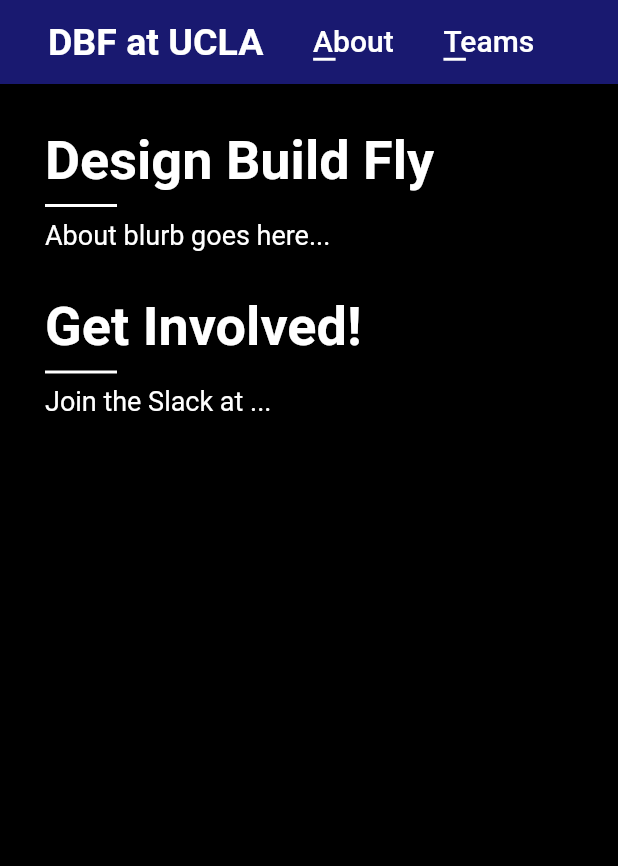
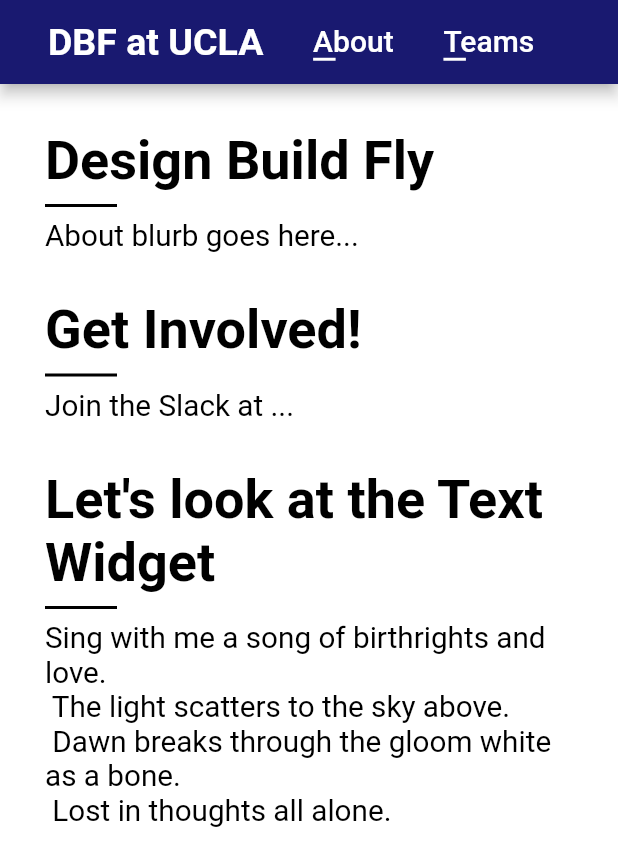
Before and after one commit to DBFatUCLA/DBFatUCLA1, a Flutter app: the DBFAboutPage screen opened by its route, on a phone screen of 412 x 824 dp. Shown: the top 866 px of the screen. Run offline on Flutter 3.47's test engine with Material 2 defaults, Android fonts, the phone set to English and light mode, and no system bars; Roboto replaces fonts that are missing (Montserrat).

Commit message:
Added in SafeText class with a quick patch for Firefox unusual Text loading.

```diff
--- a/lib/DBFAboutPage.dart
+++ b/lib/DBFAboutPage.dart
@@ -4,6 +4,7 @@ import 'package:flutter/cupertino.dart';
 import 'package:flutter/material.dart';
 import 'DBFAppBar.dart';
 import 'separator.dart';
+import 'safetext.dart';
 
 class DBFAboutPage extends StatelessWidget
 {
@@ -16,7 +17,7 @@ class DBFAboutPage extends StatelessWidget
       super(key: key);
 
   static Widget
-  _compose_text(String title, String description, {Color color: Colors.white})
+  _compose_text(String title, String description, {Color color: Colors.black})
   {
     return Container(
       padding: EdgeInsets.fromLTRB(15.0, 15.0, 15.0, 15.0),
@@ -35,14 +36,7 @@ class DBFAboutPage extends StatelessWidget
             color: color,
             length: 48.0
           ),
-          SelectableText(
-            description,
-            style: TextStyle(
-              fontSize: 18,
-              color: color,
-              fontFamily: 'Cambria'
-            )
-          )
+          SafeText(description, fontFamily: SafeText.cambria)
         ],
         crossAxisAlignment: CrossAxisAlignment.start,
       )
@@ -55,12 +49,13 @@ class DBFAboutPage extends StatelessWidget
     return Scaffold(
       appBar: DBFAppBar(title: _title, route: _route),
       body: Container(
-        color: Colors.black,
+        color: Colors.white,
         child: ListView(
           padding: EdgeInsets.fromLTRB(15.0, 15.0, 15.0, 15.0),
           children: <Widget> [
             _compose_text('Design Build Fly', 'About blurb goes here...'),
             _compose_text('Get Involved!', 'Join the Slack at ...'),
+            _compose_text('Let\'s look at the Text Widget', 'Sing with me a song of birthrights and love. \n The light scatters to the sky above. \n Dawn breaks through the gloom white as a bone. \n Lost in thoughts all alone.')
           ]
         )
       )
--- a/lib/main.dart
+++ b/lib/main.dart
@@ -11,9 +11,9 @@ void main() => runApp(DBFWebsite());
 class DBFWebsite extends StatelessWidget
 {
   final website_title = 'DBF at UCLA';
-  static String home_route = '/';
-  static String teams_route = '/teams';
-  static String about_route = '/about';
+  static const String home_route = '/';
+  static const String teams_route = '/teams';
+  static const String about_route = '/about';
 
   @override
   Widget
@@ -139,10 +139,8 @@ class _DBFHomepageContent extends State<DBFHomepageContent>
         Center(
           child: const Text(
             'Welcome to Design Build Fly @ UCLA!',
-            textAlign: TextAlign.center,
             style: const TextStyle(
               fontSize: 50.0,
-              fontFamily: 'bold',
               fontWeight: FontWeight.bold,
               color: Colors.white,
             )
--- /dev/null
+++ b/lib/safetext.dart
@@ -0,0 +1,51 @@
+import 'package:flutter/material.dart';
+
+class SafeText extends StatelessWidget
+{
+  static const String lato = 'Lato';
+  static const String cambria = 'Cambria';
+  static const String roboto = 'Roboto';
+  static const String georgia = 'Georgia';
+  static const double _min_font_size = 18.0;
+  static const Color _default_color = Colors.black;
+
+  final String _text;
+  final String _font;
+  final double _font_size;
+  final FontWeight _font_weight;
+  final Color _color;
+
+  SafeText(text, {Key key, String fontFamily: SafeText.lato,
+      double fontSize: SafeText._min_font_size,
+      FontWeight fontWeight: FontWeight.normal,
+      Color color: SafeText._default_color})
+      : _text = text,
+        _font = fontFamily,
+        _font_size = fontSize,
+        _font_weight = fontWeight,
+        _color = color,
+        super(key: key)
+  {
+    assert(fontSize >= SafeText._min_font_size);
+  }
+
+  @override Widget
+  build(BuildContext context)
+  {
+    return SelectableText(
+      _text,
+      textWidthBasis: TextWidthBasis.longestLine,
+      textScaleFactor: 1.1,  // Here to fix Firefox inconsistency.
+      toolbarOptions: ToolbarOptions(
+        copy: true,
+        paste: true
+      ),
+      style: TextStyle(
+        fontFamily: _font,
+        fontSize: _font_size,
+        fontWeight: _font_weight,
+        color: _color
+      ),
+    );
+  }
+}
```
Also changed, not shown: lib/DBFTeamsPage.dart (+13 -23 lines).
